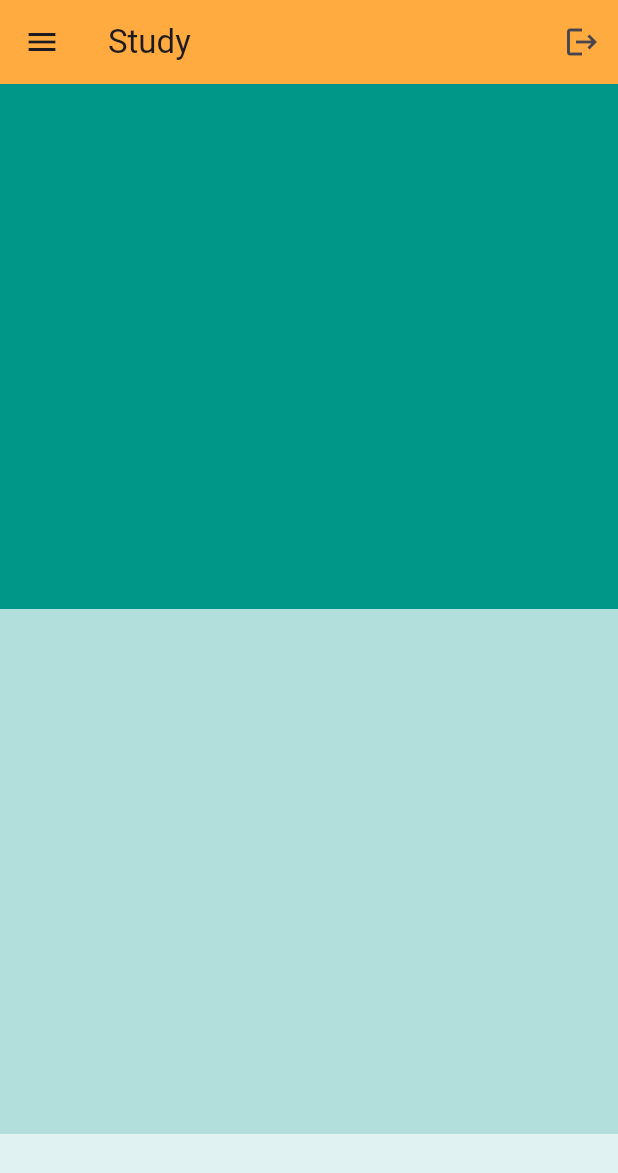
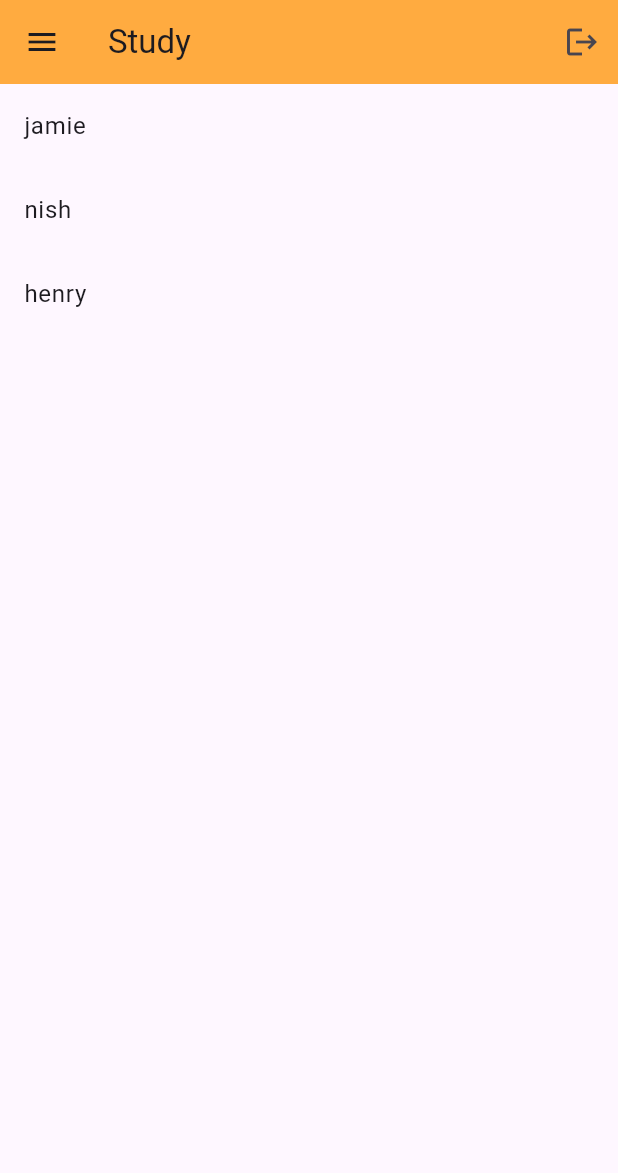
Before and after one commit to JamieK0/Study-Cross-Platform-App, a Flutter app: the screen it shows after launch, on a phone screen of 412 x 824 dp. Shown: the top 1173 px of the screen. Run offline on Flutter 3.47's test engine with Material 3 defaults, Android fonts, the phone set to English and light mode, and no system bars.

Commit message:
List view

```diff
--- a/lib/main.dart
+++ b/lib/main.dart
@@ -6,6 +6,8 @@ void main() {
 
 class MyApp extends StatelessWidget {
   MyApp({super.key});
+
+List names = ["jamie", "nish", "henry"];
 
   @override
   Widget build(BuildContext context) {
@@ -20,27 +22,12 @@ class MyApp extends StatelessWidget {
           actions: [IconButton(onPressed: () {}, icon: Icon(Icons.logout))],
           ),
 
-        body: ListView(
-          children: [
-            // 1st box
-            Container(
-              height: 350,
-              width: 200,
-              color: Colors.teal,
-              ),
-            // 2nd box
-            Container(
-              height: 350,
-              width: 200,
-              color: Colors.teal[100],
-              ),
-            // 3rd box
-            Container(
-              height: 350,
-              width: 200,
-              color: Colors.teal[50],)
-          ],
-        )
+        body: ListView.builder(
+          itemCount: names.length,
+          itemBuilder: (context, index) => ListTile(
+            title: Text(names[index]),
+          )
+          )
       ),
     );
   }
```
